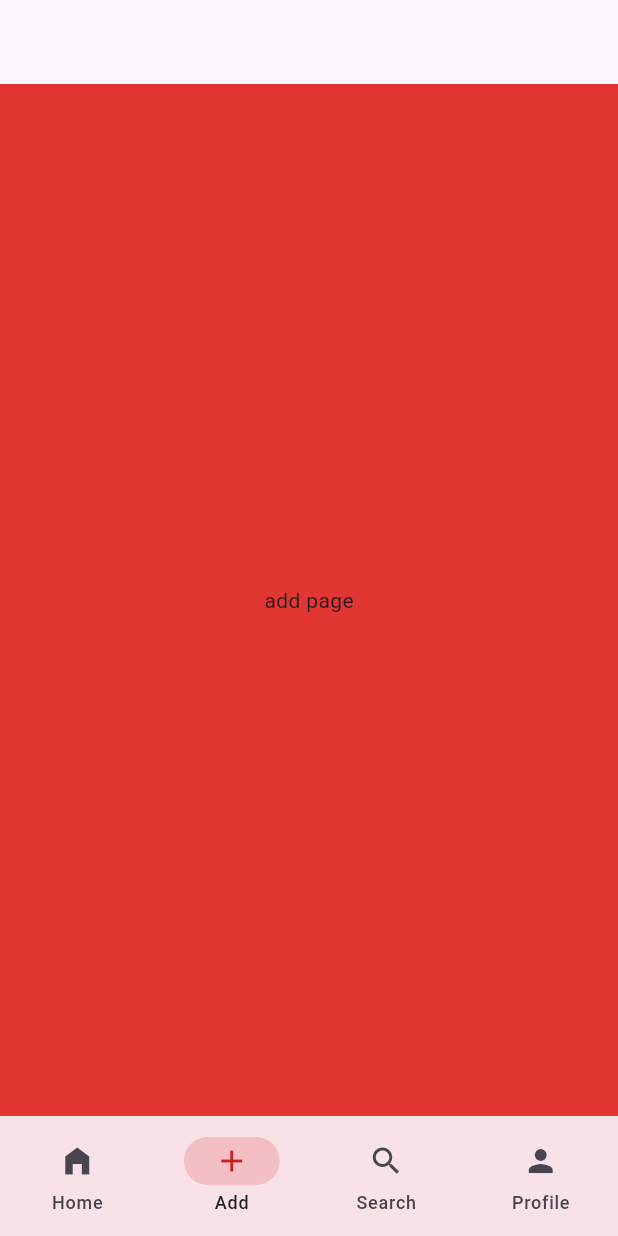
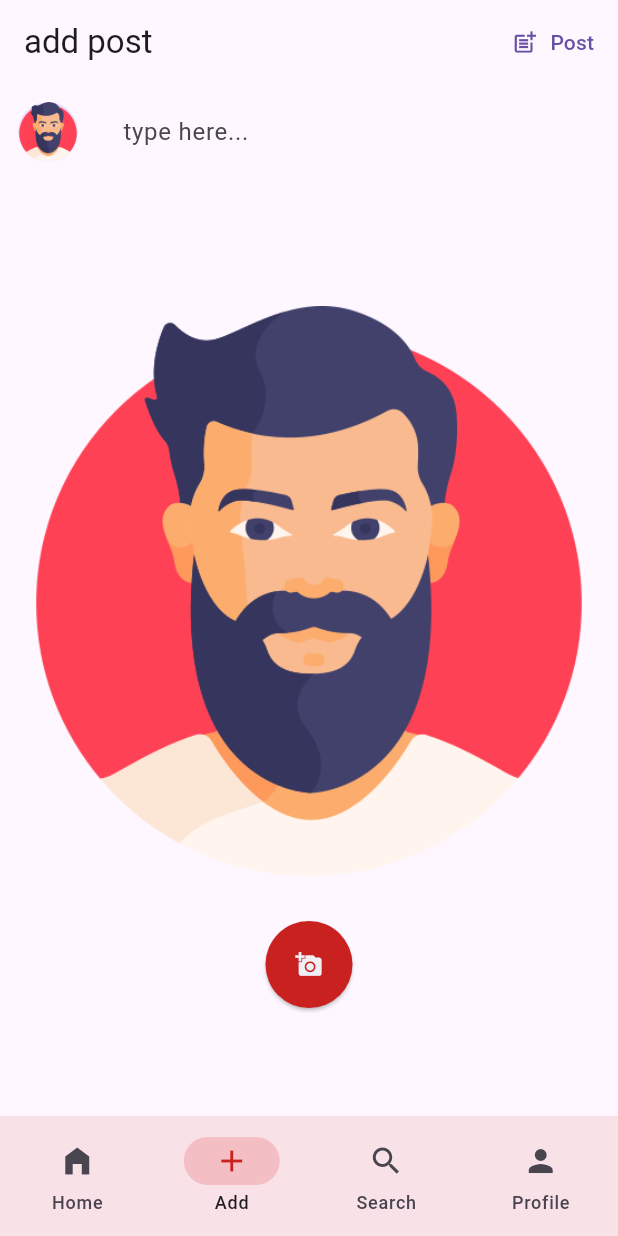
Before and after one commit to MeDoRa0/social-media, a Flutter app: the screen it shows once a user with an empty profile is signed in, swiped to page 2, on a phone screen of 412 x 824 dp. Run offline on Flutter 3.47's test engine with Material 3 defaults, Android fonts, the phone set to English and light mode, and no system bars; our stand-ins replace cloud_firestore, firebase_auth, firebase_core, flutter_svg, gap; accounts and stored records are empty.

Commit message:
creat add post and image in add page

```diff
--- a/lib/pages/add.dart
+++ b/lib/pages/add.dart
@@ -1,4 +1,6 @@
 import 'package:flutter/material.dart';
+import 'package:gap/gap.dart';
+import 'package:social_media/app_images.dart';
 import 'package:social_media/colors.dart';
 
 class AddPage extends StatefulWidget {
@@ -11,12 +13,64 @@ class AddPage extends StatefulWidget {
 class _AddPageState extends State<AddPage> {
   @override
   Widget build(BuildContext context) {
-
     return Scaffold(
-      backgroundColor: kSecondryColor,
-      appBar: AppBar(),
-      body: Center(
-        child: Text('add page'),
+      appBar: AppBar(
+        surfaceTintColor: Colors.white,
+        title: const Text('add post'),
+        actions: [
+          TextButton.icon(
+            onPressed: () {},
+            icon: const Icon(Icons.post_add),
+            label: const Text('Post'),
+          ),
+        ],
+      ),
+      body: Padding(
+        padding: const EdgeInsets.all(12),
+        child: Column(
+          children: [
+            const Row(
+              crossAxisAlignment: CrossAxisAlignment.start,
+              children: [
+                CircleAvatar(
+                  backgroundImage: AssetImage(Assets.imagesMan),
+                ),
+                Gap(30),
+                Expanded(
+                  child: TextField(
+                    maxLines: 5,
+                    decoration: InputDecoration(
+                        border: InputBorder.none, hintText: 'type here...'),
+                  ),
+                ),
+              ],
+            ),
+            Expanded(
+              child: Container(
+                decoration: BoxDecoration(
+                  borderRadius: BorderRadius.circular(12),
+                  image: DecorationImage(
+                    image: AssetImage(Assets.imagesMan),
+                  ),
+                ),
+              ),
+            ),
+            Gap(30),
+            ElevatedButton(
+              style: ElevatedButton.styleFrom(
+                shape: CircleBorder(),
+                backgroundColor: kPrimaryColor,
+                padding: EdgeInsets.all(20),
+              ),
+              onPressed: () {},
+              child: Icon(
+                Icons.add_a_photo,
+                color: kWhiteColor,
+              ),
+            ),
+            const Gap(60),
+          ],
+        ),
       ),
     );
   }
```
